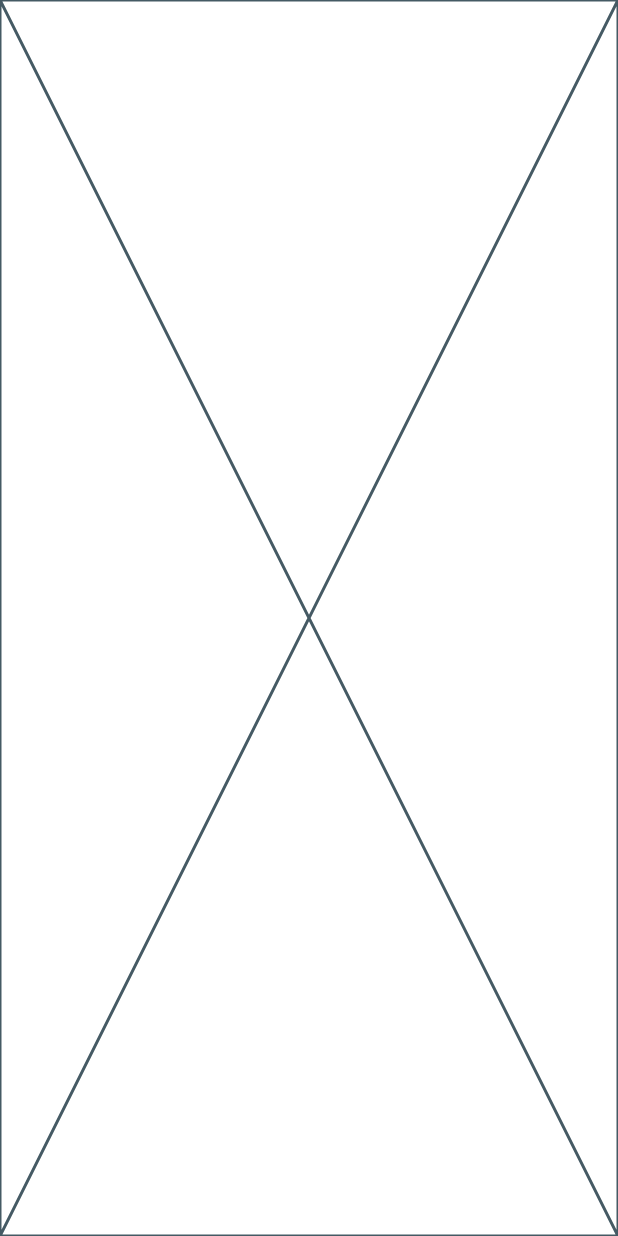
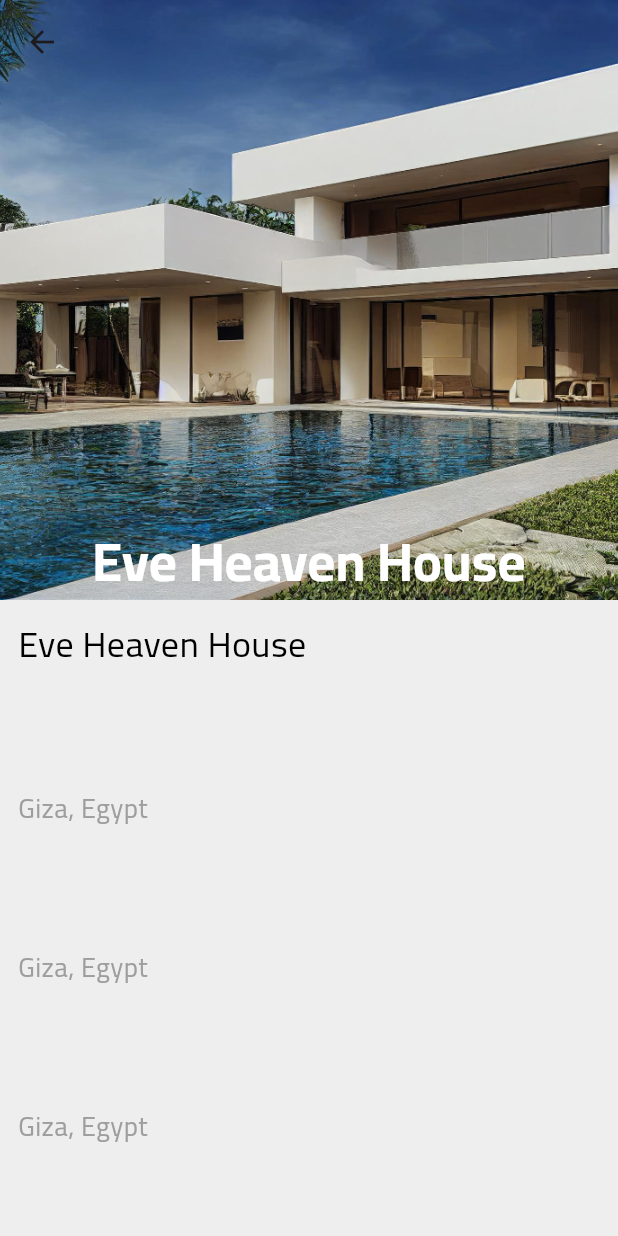
Before and after one commit to hashem2770/so_houser, a Flutter app: the HomeView screen opened directly, after a tap on an icon or button, on a phone screen of 412 x 824 dp. Run offline on Flutter 3.47's test engine with Material 3 defaults, Android fonts, the phone set to English and light mode, and no system bars.

Commit message:
build basic structure for details view

```diff
--- a/lib/features/views/details_view/details_view.dart
+++ b/lib/features/views/details_view/details_view.dart
@@ -1,12 +1,103 @@
 import 'package:flutter/material.dart';
 
 import '../../../models/property_model.dart';
+
 class DetailsView extends StatelessWidget {
   const DetailsView({super.key, required this.property});
+
   final PropertyModel property;
+
+  Widget buildSliverAppBar() {
+    return SliverAppBar(
+        expandedHeight: 400,
+        pinned: true,
+        stretch: true,
+        // backgroundColor: Colors.transparent leads to error
+        backgroundColor: Colors.grey,
+        flexibleSpace: FlexibleSpaceBar(
+          collapseMode: CollapseMode.parallax,
+          centerTitle: true,
+          title: Text(
+            property.title,
+            style: const TextStyle(
+              color: Colors.white,
+              fontSize: 24,
+              fontWeight: FontWeight.w600,
+            ),
+          ),
+          background: Image.asset(
+            property.imageUrl,
+            fit: BoxFit.cover,
+          ),
+          titlePadding: const EdgeInsets.all(4),
+        ));
+  }
 
   @override
   Widget build(BuildContext context) {
-    return const Placeholder();
+    return Scaffold(
+      backgroundColor: Colors.grey[200],
+      body: CustomScrollView(
+        slivers: [
+          buildSliverAppBar(),
+          SliverList(
+              delegate: SliverChildListDelegate([
+            Container(
+                padding: const EdgeInsets.all(12),
+                child: Column(
+                    crossAxisAlignment: CrossAxisAlignment.start,
+                    children: [
+                      Text(property.title,
+                          style: const TextStyle(
+                            color: Colors.black,
+                            fontSize: 24,
+                          )),
+                      const SizedBox(height: 80),
+                      Text(
+                        property.location,
+                        style:
+                            const TextStyle(color: Colors.grey, fontSize: 18),
+                      ),
+                      const SizedBox(height: 80),
+                      Text(
+                        property.location,
+                        style:
+                            const TextStyle(color: Colors.grey, fontSize: 18),
+                      ),
+                      const SizedBox(height: 80),
+                      Text(
+                        property.location,
+                        style:
+                            const TextStyle(color: Colors.grey, fontSize: 18),
+                      ),
+                      const SizedBox(height: 80),
+                      Text(
+                        property.location,
+                        style:
+                            const TextStyle(color: Colors.grey, fontSize: 18),
+                      ),
+                      const SizedBox(height: 80),
+                      Text(
+                        property.location,
+                        style:
+                            const TextStyle(color: Colors.grey, fontSize: 18),
+                      ),
+                      const SizedBox(height: 80),
+                      Text(
+                        property.location,
+                        style:
+                            const TextStyle(color: Colors.grey, fontSize: 18),
+                      ),
+                      const SizedBox(height: 80),
+                      Text(
+                        property.location,
+                        style:
+                            const TextStyle(color: Colors.grey, fontSize: 18),
+                      )
+                    ]))
+          ]))
+        ],
+      ),
+    );
   }
 }
--- a/lib/features/views/home_view/home_view.dart
+++ b/lib/features/views/home_view/home_view.dart
@@ -101,6 +101,7 @@ class HomeView extends StatelessWidget {
                       ));
                     },
                     child: AdvertiseCard(
+                      tag: index,
                       height: height,
                       width: width,
                       imagePath: property.imageUrl,
--- a/lib/features/views/home_view/widgets/advertise_card.dart
+++ b/lib/features/views/home_view/widgets/advertise_card.dart
@@ -7,7 +7,7 @@ class AdvertiseCard extends StatelessWidget {
     required this.imagePath,
     required this.price,
     required this.placeName,
-    required this.location,
+    required this.location, required this.tag,
   });
 
   final double height;
@@ -16,6 +16,7 @@ class AdvertiseCard extends StatelessWidget {
   final int price;
   final String location;
   final String placeName;
+  final int tag;
 
   @override
   Widget build(BuildContext context) {
--- a/lib/models/property_model.dart
+++ b/lib/models/property_model.dart
@@ -6,6 +6,7 @@ class PropertyModel {
   int beds;
   int baths;
   int area;
+
 
   PropertyModel({
     required this.title,
```
